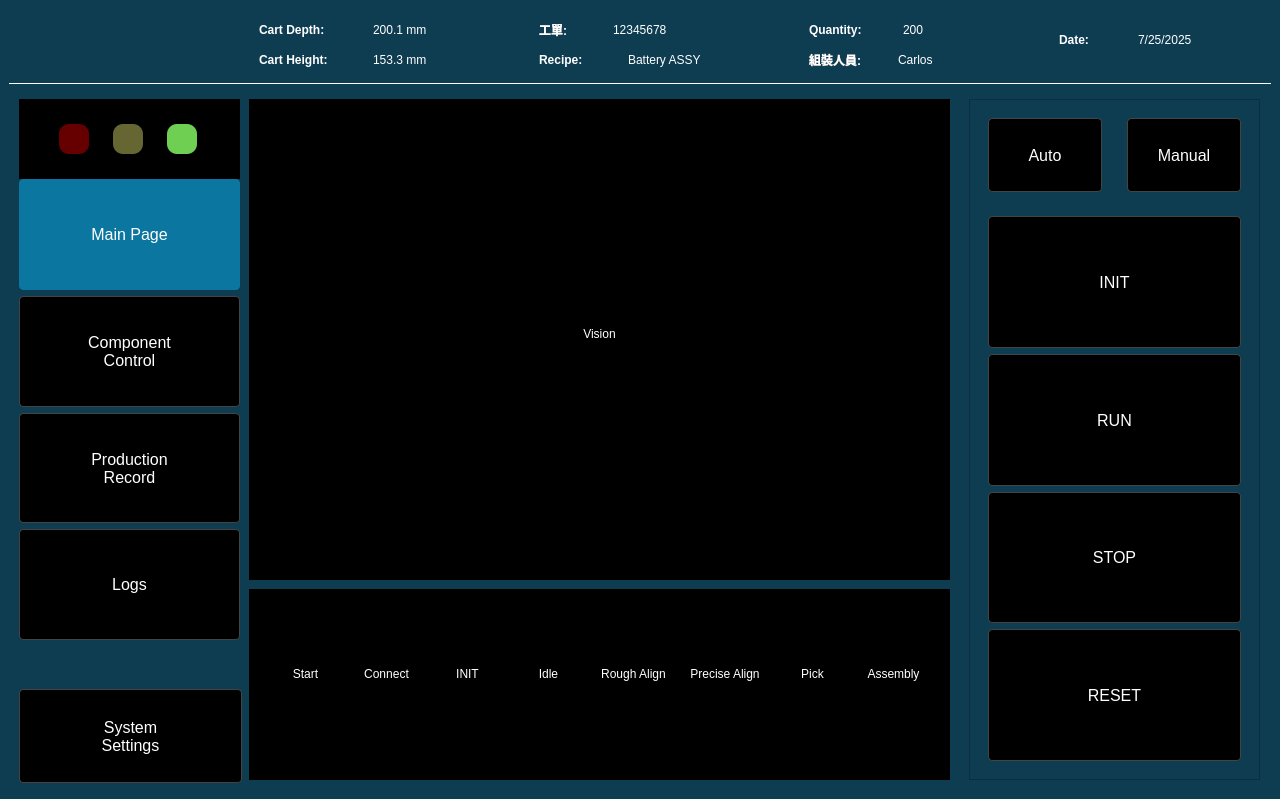
The window that ros2_ws/src/ui_app/ui_app/ui_magic_cube.ui (SpencerSedano/cas-mc) describes before a commit, drawn with Qt 5.
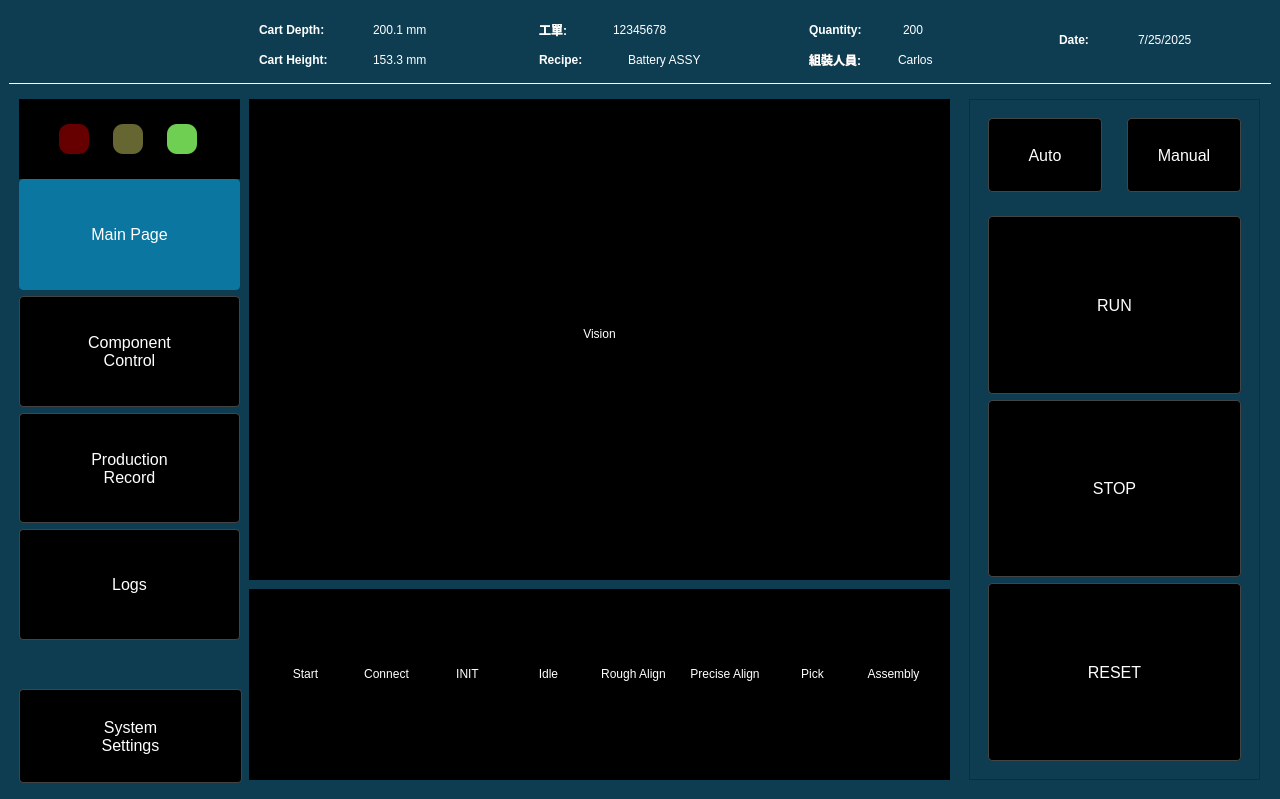
The same window after the commit. The open tabs and pages were chosen to show the change. Icons and pictures are not drawn.

```diff
--- a/ros2_ws/src/ui_app/ui_app/ui_magic_cube.ui
+++ b/ros2_ws/src/ui_app/ui_app/ui_magic_cube.ui
@@ -1518,30 +1518,6 @@
              </property>
              <widget class="QWidget" name="ActionButtonsPage">
               <layout class="QVBoxLayout" name="verticalLayout_12">
-               <item>
-                <widget class="QPushButton" name="InitButton">
-                 <property name="sizePolicy">
-                  <sizepolicy hsizetype="Minimum" vsizetype="Preferred">
-                   <horstretch>0</horstretch>
-                   <verstretch>0</verstretch>
-                  </sizepolicy>
-                 </property>
-                 <property name="font">
-                  <font>
-                   <pointsize>12</pointsize>
-                  </font>
-                 </property>
-                 <property name="styleSheet">
-                  <string notr="true"/>
-                 </property>
-                 <property name="text">
-                  <string>INIT</string>
-                 </property>
-                 <property name="checkable">
-                  <bool>false</bool>
-                 </property>
-                </widget>
-               </item>
                <item>
                 <widget class="QPushButton" name="RunButton">
                  <property name="sizePolicy">
```
Left out of the diff: 14 changed lines with no effect on the pictures.
